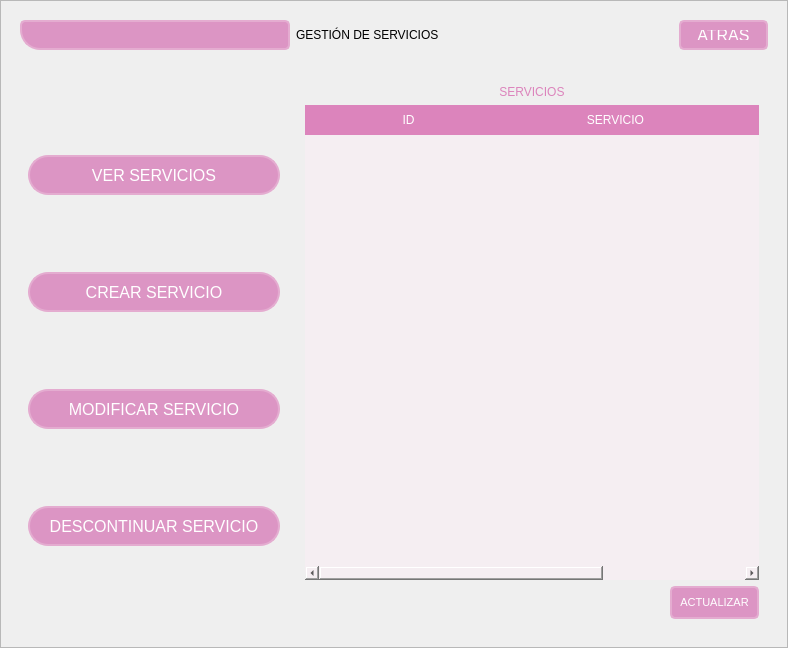
This is GUI/sub_ventanas/ui/GestionServicios.ui in C-Sebastian-M/GLAM_MAKEUP_STORE as Qt 5 draws it before an edit. The edited form follows.
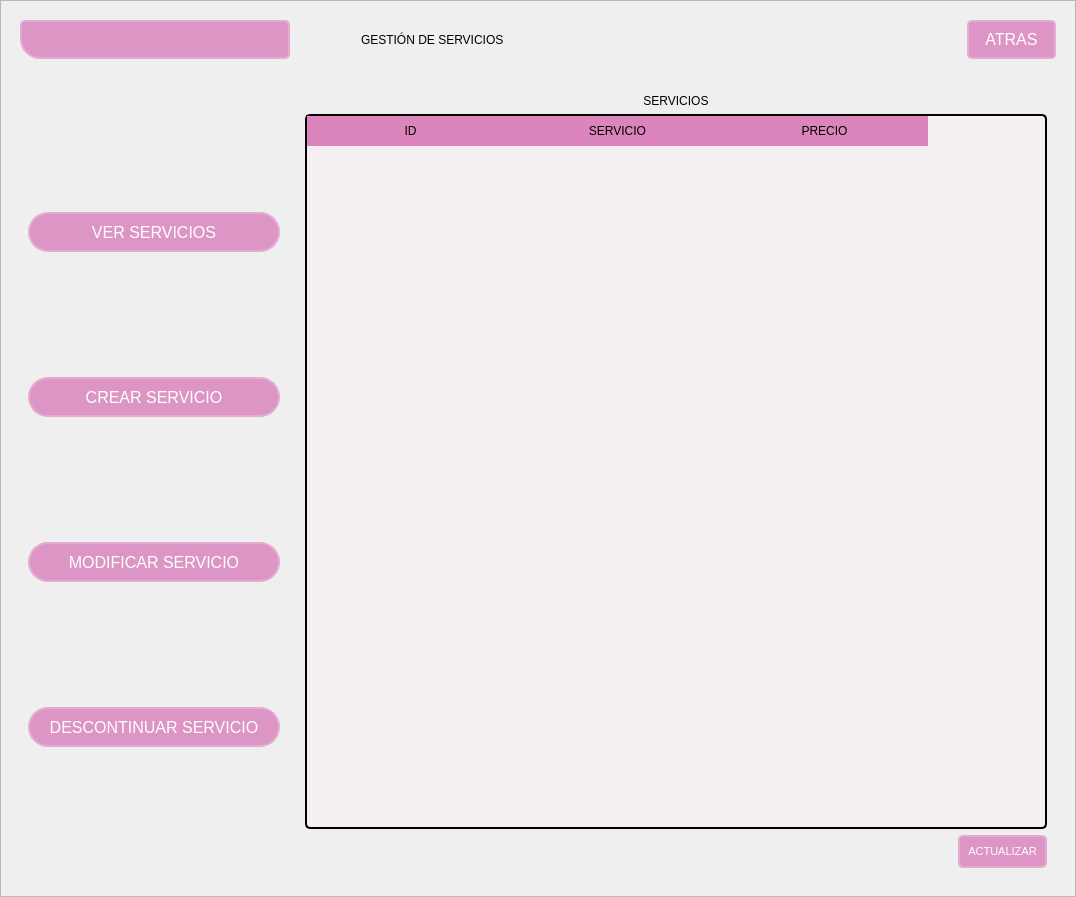
This is the edited form. Icons and pictures are not drawn.

The edit to the form file:
```diff
--- a/GUI/sub_ventanas/ui/GestionServicios.ui
+++ b/GUI/sub_ventanas/ui/GestionServicios.ui
@@ -6,8 +6,8 @@
    <rect>
     <x>0</x>
     <y>0</y>
-    <width>788</width>
-    <height>648</height>
+    <width>1076</width>
+    <height>897</height>
    </rect>
   </property>
   <property name="windowTitle">
@@ -368,7 +368,7 @@
 QLabel {
 	background-color:  transparent;
     font: 70 10pt &quot;Arial Black&quot;; /* Fuente Arial Black, peso 87 */
-    color: rgb(220, 132, 188); /* Color de texto rgb(220, 132, 188) */
+    color: rgb(0, 0, 0); /* Color de texto rgb(220, 132, 188) */
 }
 
 /* Estilo para QLineEdit */
@@ -414,11 +414,13 @@
     background-color: #f5eef2;
     gridline-color: #dc84bc;
     font-size: 14px;
+	border: 2px solid black;
+     border-radius: 5px;
 }
 
 QHeaderView::section {
     background-color: #dc84bc;
-    color: #ffffff;
+    color: black;
     padding: 5px;
     border: 1px solid #dc84bc;
 }
```
